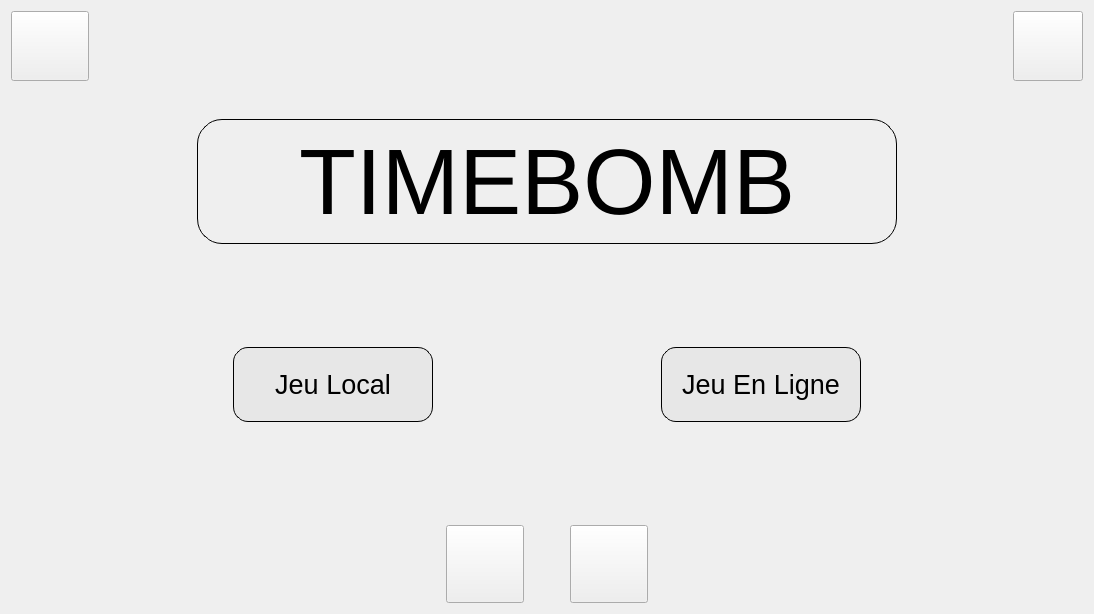
Old version of the form test_craig/home.ui in the repository gbequet/time_bomb.
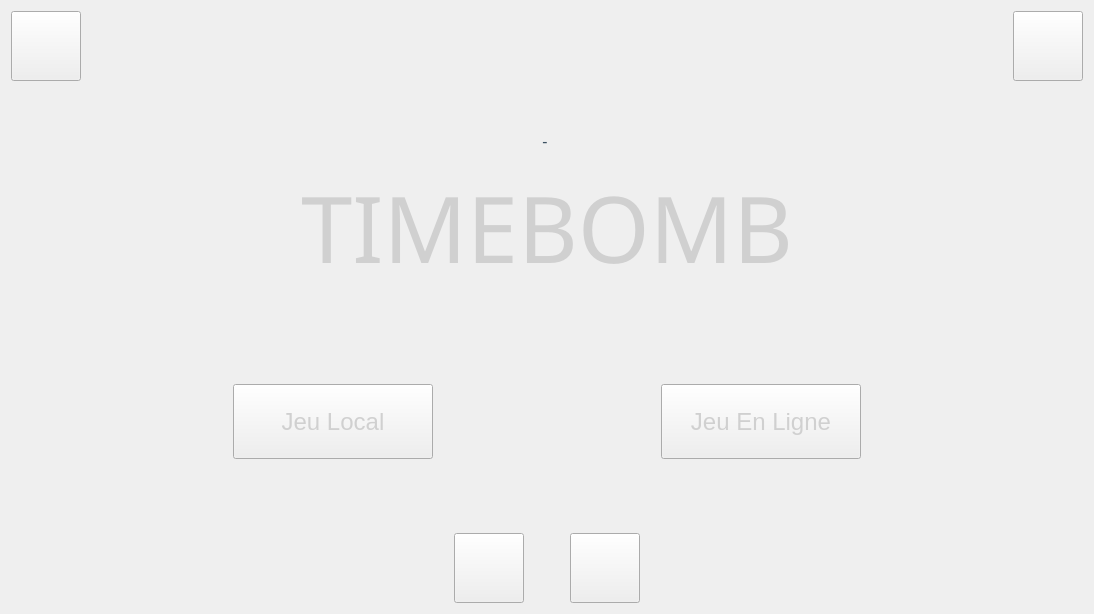
New version of the form. Icons and pictures are not drawn.

Commit message: boutons partout, couleur de fond, titles + hover de tous les boutons + dans options

Patch:
```diff
--- a/test_craig/home.ui
+++ b/test_craig/home.ui
@@ -13,6 +13,9 @@
   <property name="windowTitle">
    <string>Form</string>
   </property>
+  <property name="styleSheet">
+   <string notr="true"/>
+  </property>
   <layout class="QVBoxLayout" name="verticalLayout">
    <item>
     <layout class="QHBoxLayout" name="horizontalLayout">
@@ -25,9 +28,17 @@
         </size>
        </property>
        <property name="styleSheet">
-        <string notr="true">border-image:url(:/images/icons/button-settings.png);
-width: 70px;
-height:70px;
+        <string notr="true">QPushButton
+{
+    border-image:url(:/images/icons/button-settings.png);
+}
+
+QPushButton:hover
+{
+    border-image:url(:/images/icons/button-settings.png);
+	background-color:#73a6a0;
+	border-radius: 30px;
+}
 </string>
        </property>
        <property name="text">
@@ -98,30 +109,45 @@
       <widget class="QLabel" name="timebomb">
        <property name="minimumSize">
         <size>
-         <width>700</width>
-         <height>125</height>
+         <width>600</width>
+         <height>200</height>
+        </size>
+       </property>
+       <property name="maximumSize">
+        <size>
+         <width>600</width>
+         <height>200</height>
         </size>
        </property>
        <property name="font">
         <font>
-         <pointsize>70</pointsize>
+         <family>Uroob,50pt sans-serif</family>
+         <pointsize>69</pointsize>
+         <weight>9</weight>
+         <italic>false</italic>
+         <bold>false</bold>
         </font>
        </property>
        <property name="autoFillBackground">
         <bool>false</bool>
        </property>
        <property name="styleSheet">
-        <string notr="true">border-width: 1px;
-border-style: solid;
-border-color: black;
-border-radius: 25px;</string>
+        <string notr="true">border-image:url(:/images/titles/title-frame.png);
+font: 75 69pt &quot;Uroob&quot;, 50pt sans-serif;
+color:#d0d0d0;</string>
        </property>
        <property name="text">
-        <string>TIMEBOMB</string>
+        <string>&lt;html&gt;&lt;head/&gt;&lt;body&gt;&lt;p align=&quot;center&quot;&gt;&lt;span style=&quot; font-size:12pt; color:#3b5061;&quot;&gt;- &lt;/span&gt;&lt;/p&gt;&lt;p align=&quot;center&quot;&gt;TIMEBOMB&lt;/p&gt;&lt;/body&gt;&lt;/html&gt;</string>
+       </property>
+       <property name="textFormat">
+        <enum>Qt::AutoText</enum>
        </property>
        <property name="alignment">
         <set>Qt::AlignCenter</set>
        </property>
+       <property name="indent">
+        <number>-1</number>
+       </property>
       </widget>
      </item>
      <item>
@@ -203,7 +229,7 @@
        </property>
        <property name="font">
         <font>
-         <pointsize>20</pointsize>
+         <pointsize>18</pointsize>
         </font>
        </property>
        <property name="autoFillBackground">
@@ -212,9 +238,8 @@
        <property name="styleSheet">
         <string notr="true">QPushButton
 {
-border: 1px solid black;
-background-color: #e7e7e7;
-border-radius: 15px;
+    border-image:url(:/images/titles/title-button.png);
+	color:#d0d0d0;
 }
 
 QPushButton:hover
@@ -222,11 +247,7 @@
 background-color: #e4e7e7;
 border-color: #2c7ab4;
 }
-
-QPushButton:pressed
-{
-background-color: #bfbfbf;
-}</string>
+</string>
        </property>
        <property name="text">
         <string>Jeu Local</string>
@@ -256,15 +277,14 @@
        </property>
        <property name="font">
         <font>
-         <pointsize>20</pointsize>
+         <pointsize>18</pointsize>
         </font>
        </property>
        <property name="styleSheet">
         <string notr="true">QPushButton
 {
-border: 1px solid black;
-background-color: #e7e7e7;
-border-radius: 15px;
+    border-image:url(:/images/titles/title-button.png);
+	color:#d0d0d0;
 }
 
 QPushButton:hover
@@ -272,11 +292,7 @@
 background-color: #e4e7e7;
 border-color: #2c7ab4;
 }
-
-QPushButton:pressed
-{
-background-color: #bfbfbf;
-}</string>
+</string>
        </property>
        <property name="text">
         <string>Jeu En Ligne</string>
@@ -354,10 +370,24 @@
      </item>
      <item>
       <widget class="QPushButton" name="credits">
+       <property name="minimumSize">
+        <size>
+         <width>70</width>
+         <height>70</height>
+        </size>
+       </property>
        <property name="styleSheet">
-        <string notr="true">border-image:url(:/images/icons/button-credits.png);
-width: 70px;
-height:70px;</string>
+        <string notr="true">QPushButton
+{
+    border-image:url(:/images/icons/button-credits.png);
+}
+
+QPushButton:hover
+{
+    border-image:url(:/images/icons/button-credits.png);
+	background-color:#73a6a0;
+	border-radius: 30px;
+}</string>
        </property>
        <property name="text">
         <string/>
@@ -382,11 +412,24 @@
      </item>
      <item>
       <widget class="QPushButton" name="regles">
+       <property name="minimumSize">
+        <size>
+         <width>70</width>
+         <height>70</height>
+        </size>
+       </property>
        <property name="styleSheet">
-        <string notr="true">border-image:url(:/images/icons/button-rules.png);
-width: 70px;
-height:70px;
-</string>
+        <string notr="true">QPushButton
+{
+    border-image:url(:/images/icons/button-rules.png);
+}
+
+QPushButton:hover
+{
+    border-image:url(:/images/icons/button-rules.png);
+	background-color:#73a6a0;
+	border-radius: 30px;
+}</string>
        </property>
        <property name="text">
         <string/>
```
Left out of the diff: 24 changed lines with no effect on the pictures. The commit also changes 15 other files.
